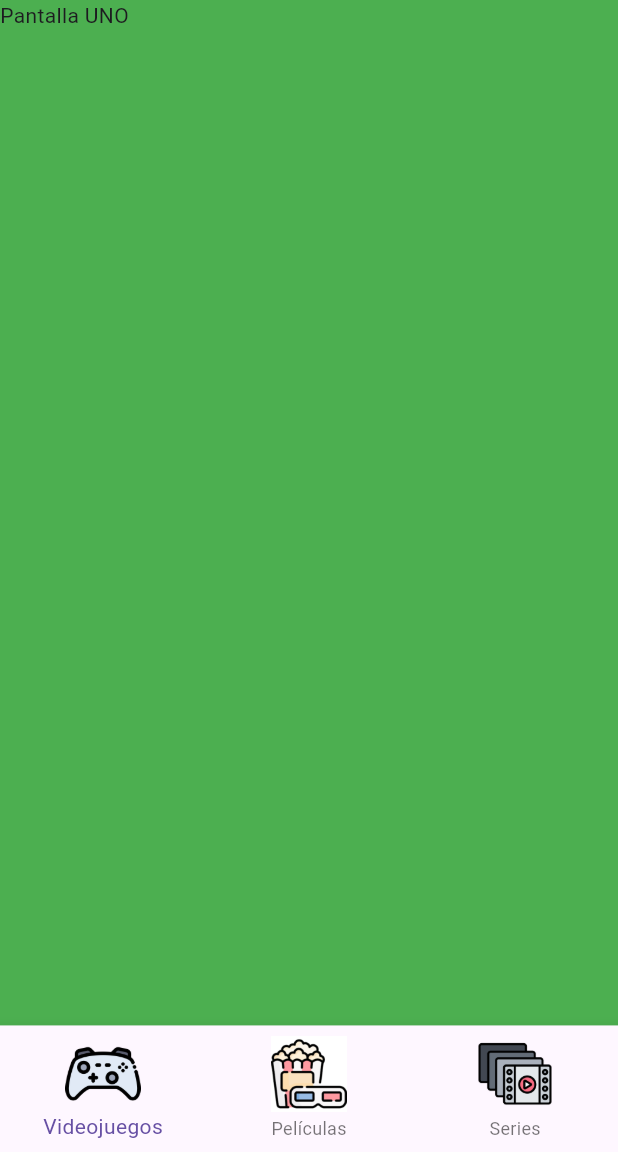
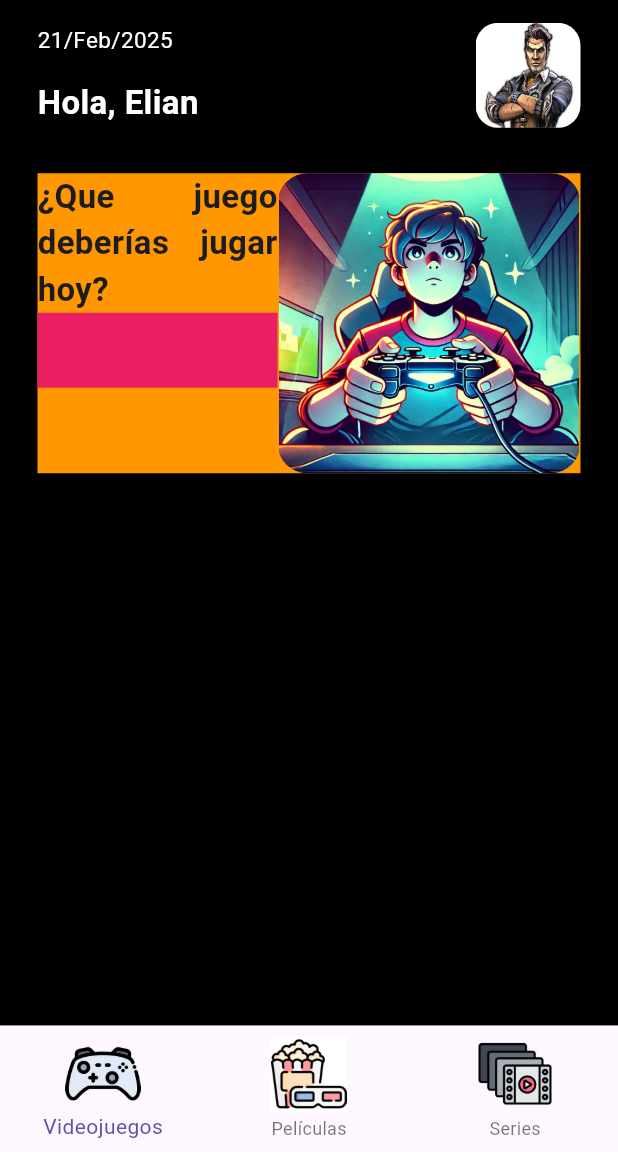
Before and after one commit to blackBuzo2601/Mix-Flutter-Buzo, a Flutter app: the screen it shows after launch, on a phone screen of 412 x 824 dp, the part 84-1236 px from its top. Run offline on Flutter 3.47's test engine with Material 3 defaults, Android fonts, the phone set to English and light mode, and no system bars; Roboto replaces fonts that are missing (Georgia, Times New Roman).

Commit message:
Diseño de la primer pantalla aun en proceso, generando cards para distintas opciones para la navegación

```diff
--- a/lib/screens/pantalla_uno.dart
+++ b/lib/screens/pantalla_uno.dart
@@ -5,11 +5,100 @@ class PantallaUno extends StatelessWidget {
 
   @override
   Widget build(BuildContext context) {
+    double screenWidth = MediaQuery.of(context).size.width;
+    double screenHeight = MediaQuery.of(context).size.height;
+    //dispositivo base
+    //411px width
+    //820px height
     return Container(
+      padding: EdgeInsets.symmetric(horizontal: 25),
       width: double.infinity,
       height: double.infinity,
-      color: Colors.green,
-      child: Text("Pantalla UNO"),
+      color: Colors.black,
+      child: Column(
+        children: [
+          Container(
+            //Contenedor perfil
+            width: double.infinity,
+            height: screenHeight * 0.1219512195121951,
+            child: Row(
+              mainAxisAlignment: MainAxisAlignment.spaceBetween,
+              children: [
+                Column(
+                  crossAxisAlignment: CrossAxisAlignment.start,
+                  mainAxisAlignment: MainAxisAlignment.spaceEvenly,
+                  children: [
+                    Text(
+                      "21/Feb/2025",
+                      style: TextStyle(
+                          fontSize: 15,
+                          color: Colors.white,
+                          fontWeight: FontWeight.normal),
+                    ),
+                    Text("Hola, Elian",
+                        style: TextStyle(
+                            fontFamily: "Times New Roman",
+                            fontSize: 22,
+                            color: Colors.white,
+                            fontWeight: FontWeight.bold)),
+                  ],
+                ),
+                Container(
+                  //contenedor de la imagen
+                  width: 70,
+                  height: 70,
+                  child: ClipRRect(
+                    borderRadius: BorderRadius.circular(15),
+                    child: Image.asset(
+                      "assets/avatar.jpg",
+                    ),
+                  ),
+                ),
+              ],
+            ),
+          ),
+          SizedBox(
+            height: 15,
+          ),
+          Container(
+            width: double.infinity,
+            height: 200,
+            color: Colors.orange,
+            child: Row(
+              children: [
+                Container(
+                  width: 160,
+                  height: double.infinity,
+                  child: Column(children: [
+                    Text(
+                      textAlign: TextAlign.justify,
+                      "¿Que juego deberías jugar hoy?",
+                      style: TextStyle(
+                          fontSize: 22,
+                          fontWeight: FontWeight.bold,
+                          fontFamily: "Georgia"),
+                    ),
+                    Container(
+                      width: double.infinity,
+                      height: 50,
+                      color: Colors.pink,
+                    )
+                  ]),
+                ),
+                Expanded(
+                  child: ClipRRect(
+                    borderRadius: BorderRadius.circular(20),
+                    child: Image.asset(
+                      "assets/videojuegos.jpg",
+                      fit: BoxFit.fitHeight,
+                    ),
+                  ),
+                )
+              ],
+            ),
+          )
+        ],
+      ),
     );
   }
 }
--- a/lib/widgets/custom_bottom_nav_bar.dart
+++ b/lib/widgets/custom_bottom_nav_bar.dart
@@ -13,10 +13,6 @@ class CustomBottomNavBar extends StatefulWidget {
 class _CustomBottomNavBarState extends State<CustomBottomNavBar> {
   @override
   Widget build(BuildContext context) {
-    //dispositivo base
-    //411px ancho
-    //820px largo
-
     return Consumer<IndicePrincipalProvider>(
       builder: (context, value, child) => BottomNavigationBar(
         onTap: (tocado) {
```
Also changed, not shown: assets/avatar.jpg (added), assets/quejugar.jpg (added), assets/videojuegos.jpg (added).
